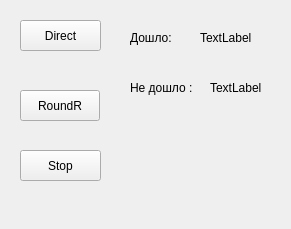
Above: widget.ui from hydronautics-team/Beacon before the change. Below: the same form after it.
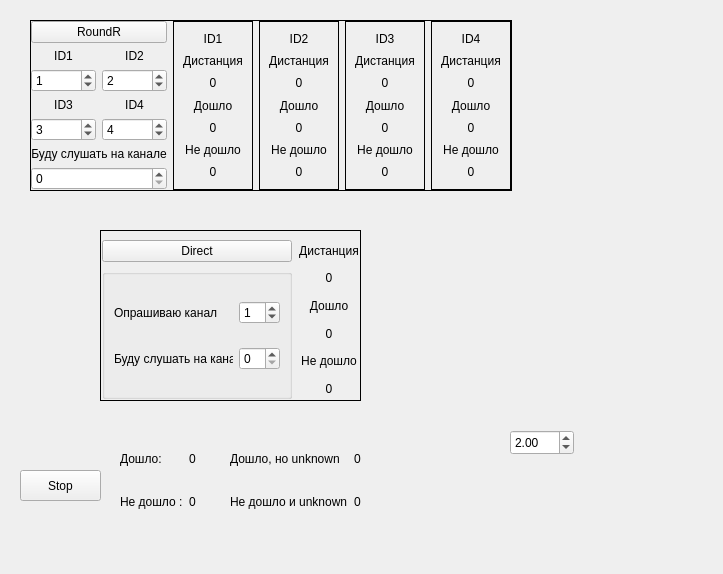
That is the form after the change.

```diff
--- a/widget.ui
+++ b/widget.ui
@@ -6,44 +6,18 @@
    <rect>
     <x>0</x>
     <y>0</y>
-    <width>291</width>
-    <height>229</height>
+    <width>723</width>
+    <height>574</height>
    </rect>
   </property>
   <property name="windowTitle">
    <string>Form</string>
   </property>
-  <widget class="QPushButton" name="btnDirect">
-   <property name="geometry">
-    <rect>
-     <x>20</x>
-     <y>20</y>
-     <width>81</width>
-     <height>31</height>
-    </rect>
-   </property>
-   <property name="text">
-    <string>Direct</string>
-   </property>
-  </widget>
-  <widget class="QPushButton" name="btnRoundR">
-   <property name="geometry">
-    <rect>
-     <x>20</x>
-     <y>90</y>
-     <width>80</width>
-     <height>31</height>
-    </rect>
-   </property>
-   <property name="text">
-    <string>RoundR</string>
-   </property>
-  </widget>
   <widget class="QPushButton" name="btnStop">
    <property name="geometry">
     <rect>
      <x>20</x>
-     <y>150</y>
+     <y>470</y>
      <width>81</width>
      <height>31</height>
     </rect>
@@ -52,56 +26,728 @@
     <string>Stop</string>
    </property>
   </widget>
-  <widget class="QLabel" name="label">
+  <widget class="QFrame" name="horizontalFrame">
    <property name="geometry">
     <rect>
-     <x>130</x>
-     <y>30</y>
-     <width>55</width>
-     <height>16</height>
+     <x>100</x>
+     <y>230</y>
+     <width>261</width>
+     <height>171</height>
     </rect>
    </property>
-   <property name="text">
-    <string>Дошло:</string>
+   <property name="frameShape">
+    <enum>QFrame::Box</enum>
    </property>
+   <layout class="QHBoxLayout" name="horizontalLayout">
+    <property name="spacing">
+     <number>7</number>
+    </property>
+    <property name="sizeConstraint">
+     <enum>QLayout::SetDefaultConstraint</enum>
+    </property>
+    <property name="leftMargin">
+     <number>1</number>
+    </property>
+    <property name="rightMargin">
+     <number>1</number>
+    </property>
+    <property name="bottomMargin">
+     <number>1</number>
+    </property>
+    <item>
+     <layout class="QVBoxLayout" name="verticalLayout">
+      <item>
+       <widget class="QPushButton" name="btnDirect">
+        <property name="text">
+         <string>Direct</string>
+        </property>
+       </widget>
+      </item>
+      <item>
+       <widget class="QGroupBox" name="gridGroupBox">
+        <layout class="QGridLayout" name="gridLayout">
+         <item row="0" column="0">
+          <widget class="QLabel" name="examineChannel">
+           <property name="frameShape">
+            <enum>QFrame::NoFrame</enum>
+           </property>
+           <property name="frameShadow">
+            <enum>QFrame::Raised</enum>
+           </property>
+           <property name="text">
+            <string>Опрашиваю канал</string>
+           </property>
+          </widget>
+         </item>
+         <item row="1" column="0">
+          <widget class="QLabel" name="waitChennel">
+           <property name="frameShape">
+            <enum>QFrame::NoFrame</enum>
+           </property>
+           <property name="frameShadow">
+            <enum>QFrame::Raised</enum>
+           </property>
+           <property name="text">
+            <string>Буду слушать на канале</string>
+           </property>
+          </widget>
+         </item>
+         <item row="0" column="1">
+          <widget class="QSpinBox" name="spinBoxexamineChannel">
+           <property name="value">
+            <number>1</number>
+           </property>
+          </widget>
+         </item>
+         <item row="1" column="1">
+          <widget class="QSpinBox" name="spinBoxwaitChennel"/>
+         </item>
+        </layout>
+       </widget>
+      </item>
+     </layout>
+    </item>
+    <item>
+     <layout class="QVBoxLayout" name="verticalLayout_3">
+      <item>
+       <widget class="QLabel" name="label_8">
+        <property name="frameShape">
+         <enum>QFrame::NoFrame</enum>
+        </property>
+        <property name="frameShadow">
+         <enum>QFrame::Raised</enum>
+        </property>
+        <property name="text">
+         <string>Дистанция</string>
+        </property>
+        <property name="alignment">
+         <set>Qt::AlignCenter</set>
+        </property>
+       </widget>
+      </item>
+      <item>
+       <widget class="QLabel" name="distanceDirect">
+        <property name="frameShape">
+         <enum>QFrame::NoFrame</enum>
+        </property>
+        <property name="frameShadow">
+         <enum>QFrame::Raised</enum>
+        </property>
+        <property name="text">
+         <string>0</string>
+        </property>
+        <property name="alignment">
+         <set>Qt::AlignCenter</set>
+        </property>
+       </widget>
+      </item>
+      <item>
+       <widget class="QLabel" name="label_10">
+        <property name="frameShape">
+         <enum>QFrame::NoFrame</enum>
+        </property>
+        <property name="frameShadow">
+         <enum>QFrame::Raised</enum>
+        </property>
+        <property name="text">
+         <string>Дошло</string>
+        </property>
+        <property name="alignment">
+         <set>Qt::AlignCenter</set>
+        </property>
+       </widget>
+      </item>
+      <item>
+       <widget class="QLabel" name="goodDirect">
+        <property name="frameShape">
+         <enum>QFrame::NoFrame</enum>
+        </property>
+        <property name="frameShadow">
+         <enum>QFrame::Raised</enum>
+        </property>
+        <property name="text">
+         <string>0</string>
+        </property>
+        <property name="alignment">
+         <set>Qt::AlignCenter</set>
+        </property>
+       </widget>
+      </item>
+      <item>
+       <widget class="QLabel" name="label_12">
+        <property name="frameShape">
+         <enum>QFrame::NoFrame</enum>
+        </property>
+        <property name="frameShadow">
+         <enum>QFrame::Raised</enum>
+        </property>
+        <property name="text">
+         <string>Не дошло</string>
+        </property>
+        <property name="alignment">
+         <set>Qt::AlignCenter</set>
+        </property>
+       </widget>
+      </item>
+      <item>
+       <widget class="QLabel" name="bedDirect">
+        <property name="frameShape">
+         <enum>QFrame::NoFrame</enum>
+        </property>
+        <property name="frameShadow">
+         <enum>QFrame::Raised</enum>
+        </property>
+        <property name="text">
+         <string>0</string>
+        </property>
+        <property name="alignment">
+         <set>Qt::AlignCenter</set>
+        </property>
+       </widget>
+      </item>
+     </layout>
+    </item>
+   </layout>
   </widget>
-  <widget class="QLabel" name="label_2">
+  <widget class="QFrame" name="horizontalFrame">
+   <property name="enabled">
+    <bool>true</bool>
+   </property>
    <property name="geometry">
     <rect>
-     <x>130</x>
-     <y>80</y>
-     <width>71</width>
-     <height>16</height>
+     <x>30</x>
+     <y>20</y>
+     <width>391</width>
+     <height>201</height>
     </rect>
    </property>
-   <property name="text">
-    <string>Не дошло :</string>
+   <property name="frameShape">
+    <enum>QFrame::Box</enum>
    </property>
+   <layout class="QHBoxLayout" name="horizontalLayout_2">
+    <property name="sizeConstraint">
+     <enum>QLayout::SetFixedSize</enum>
+    </property>
+    <property name="leftMargin">
+     <number>0</number>
+    </property>
+    <property name="topMargin">
+     <number>0</number>
+    </property>
+    <property name="rightMargin">
+     <number>0</number>
+    </property>
+    <property name="bottomMargin">
+     <number>0</number>
+    </property>
+    <item>
+     <layout class="QVBoxLayout" name="verticalLayout_2">
+      <item>
+       <widget class="QPushButton" name="btnRoundR">
+        <property name="text">
+         <string>RoundR</string>
+        </property>
+       </widget>
+      </item>
+      <item>
+       <layout class="QGridLayout" name="gridLayout_2">
+        <item row="2" column="1">
+         <widget class="QLabel" name="label_7">
+          <property name="text">
+           <string>ID4</string>
+          </property>
+          <property name="alignment">
+           <set>Qt::AlignCenter</set>
+          </property>
+         </widget>
+        </item>
+        <item row="1" column="0">
+         <widget class="QSpinBox" name="spinBoxTxCh1">
+          <property name="value">
+           <number>1</number>
+          </property>
+         </widget>
+        </item>
+        <item row="2" column="0">
+         <widget class="QLabel" name="label_6">
+          <property name="text">
+           <string>ID3</string>
+          </property>
+          <property name="alignment">
+           <set>Qt::AlignCenter</set>
+          </property>
+         </widget>
+        </item>
+        <item row="0" column="0">
+         <widget class="QLabel" name="label_3">
+          <property name="text">
+           <string>ID1</string>
+          </property>
+          <property name="alignment">
+           <set>Qt::AlignCenter</set>
+          </property>
+         </widget>
+        </item>
+        <item row="3" column="0">
+         <widget class="QSpinBox" name="spinBoxTxCh3">
+          <property name="value">
+           <number>3</number>
+          </property>
+         </widget>
+        </item>
+        <item row="0" column="1">
+         <widget class="QLabel" name="label_4">
+          <property name="text">
+           <string>ID2</string>
+          </property>
+          <property name="alignment">
+           <set>Qt::AlignCenter</set>
+          </property>
+         </widget>
+        </item>
+        <item row="1" column="1">
+         <widget class="QSpinBox" name="spinBoxTxCh2">
+          <property name="value">
+           <number>2</number>
+          </property>
+         </widget>
+        </item>
+        <item row="3" column="1">
+         <widget class="QSpinBox" name="spinBoxTxCh4">
+          <property name="value">
+           <number>4</number>
+          </property>
+         </widget>
+        </item>
+       </layout>
+      </item>
+      <item>
+       <widget class="QLabel" name="label_5">
+        <property name="contextMenuPolicy">
+         <enum>Qt::DefaultContextMenu</enum>
+        </property>
+        <property name="layoutDirection">
+         <enum>Qt::LeftToRight</enum>
+        </property>
+        <property name="frameShape">
+         <enum>QFrame::NoFrame</enum>
+        </property>
+        <property name="text">
+         <string>Буду слушать на канале</string>
+        </property>
+        <property name="alignment">
+         <set>Qt::AlignCenter</set>
+        </property>
+       </widget>
+      </item>
+      <item>
+       <widget class="QSpinBox" name="spinBoxRxCh"/>
+      </item>
+     </layout>
+    </item>
+    <item>
+     <widget class="QFrame" name="verticalFrame_4">
+      <property name="frameShape">
+       <enum>QFrame::Box</enum>
+      </property>
+      <layout class="QVBoxLayout" name="verticalLayout_4">
+       <item>
+        <widget class="QLabel" name="label_13">
+         <property name="text">
+          <string>ID1</string>
+         </property>
+         <property name="alignment">
+          <set>Qt::AlignCenter</set>
+         </property>
+        </widget>
+       </item>
+       <item>
+        <widget class="QLabel" name="label_14">
+         <property name="text">
+          <string>Дистанция</string>
+         </property>
+         <property name="alignment">
+          <set>Qt::AlignCenter</set>
+         </property>
+        </widget>
+       </item>
+       <item>
+        <widget class="QLabel" name="distanceRoundID1">
+         <property name="text">
+          <string>0</string>
+         </property>
+         <property name="alignment">
+          <set>Qt::AlignCenter</set>
+         </property>
+        </widget>
+       </item>
+       <item>
+        <widget class="QLabel" name="label_16">
+         <property name="text">
+          <string>Дошло</string>
+         </property>
+         <property name="alignment">
+          <set>Qt::AlignCenter</set>
+         </property>
+        </widget>
+       </item>
+       <item>
+        <widget class="QLabel" name="goodRoundID1">
+         <property name="text">
+          <string>0</string>
+         </property>
+         <property name="alignment">
+          <set>Qt::AlignCenter</set>
+         </property>
+        </widget>
+       </item>
+       <item>
+        <widget class="QLabel" name="label_18">
+         <property name="text">
+          <string>Не дошло</string>
+         </property>
+         <property name="alignment">
+          <set>Qt::AlignCenter</set>
+         </property>
+        </widget>
+       </item>
+       <item>
+        <widget class="QLabel" name="bedRoundID1">
+         <property name="text">
+          <string>0</string>
+         </property>
+         <property name="alignment">
+          <set>Qt::AlignCenter</set>
+         </property>
+        </widget>
+       </item>
+      </layout>
+     </widget>
+    </item>
+    <item>
+     <widget class="QFrame" name="verticalFrame_5">
+      <property name="frameShape">
+       <enum>QFrame::Box</enum>
+      </property>
+      <layout class="QVBoxLayout" name="verticalLayout_5">
+       <item>
+        <widget class="QLabel" name="label_9">
+         <property name="text">
+          <string>ID2</string>
+         </property>
+         <property name="alignment">
+          <set>Qt::AlignCenter</set>
+         </property>
+        </widget>
+       </item>
+       <item>
+        <widget class="QLabel" name="label_11">
+         <property name="text">
+          <string>Дистанция</string>
+         </property>
+         <property name="alignment">
+          <set>Qt::AlignCenter</set>
+         </property>
+        </widget>
+       </item>
+       <item>
+        <widget class="QLabel" name="distanceRoundID2">
+         <property name="text">
+          <string>0</string>
+         </property>
+         <property name="alignment">
+          <set>Qt::AlignCenter</set>
+         </property>
+        </widget>
+       </item>
+       <item>
+        <widget class="QLabel" name="label_21">
+         <property name="text">
+          <string>Дошло</string>
+         </property>
+         <property name="alignment">
+          <set>Qt::AlignCenter</set>
+         </property>
+        </widget>
+       </item>
+       <item>
+        <widget class="QLabel" name="goodRoundID2">
+         <property name="text">
+          <string>0</string>
+         </property>
+         <property name="alignment">
+          <set>Qt::AlignCenter</set>
+         </property>
+        </widget>
+       </item>
+       <item>
+        <widget class="QLabel" name="label_23">
+         <property name="text">
+          <string>Не дошло</string>
+         </property>
+         <property name="alignment">
+          <set>Qt::AlignCenter</set>
+         </property>
+        </widget>
+       </item>
+       <item>
+        <widget class="QLabel" name="bedRoundID2">
+         <property name="text">
+          <string>0</string>
+         </property>
+         <property name="alignment">
+          <set>Qt::AlignCenter</set>
+         </property>
+        </widget>
+       </item>
+      </layout>
+     </widget>
+    </item>
+    <item>
+     <widget class="QFrame" name="verticalFrame_6">
+      <property name="frameShape">
+       <enum>QFrame::Box</enum>
+      </property>
+      <layout class="QVBoxLayout" name="verticalLayout_6">
+       <item>
+        <widget class="QLabel" name="label_25">
+         <property name="text">
+          <string>ID3</string>
+         </property>
+         <property name="alignment">
+          <set>Qt::AlignCenter</set>
+         </property>
+        </widget>
+       </item>
+       <item>
+        <widget class="QLabel" name="label_26">
+         <property name="text">
+          <string>Дистанция</string>
+         </property>
+         <property name="alignment">
+          <set>Qt::AlignCenter</set>
+         </property>
+        </widget>
+       </item>
+       <item>
+        <widget class="QLabel" name="distanceRoundID3">
+         <property name="text">
+          <string>0</string>
+         </property>
+         <property name="alignment">
+          <set>Qt::AlignCenter</set>
+         </property>
+        </widget>
+       </item>
+       <item>
+        <widget class="QLabel" name="label_28">
+         <property name="text">
+          <string>Дошло</string>
+         </property>
+         <property name="alignment">
+          <set>Qt::AlignCenter</set>
+         </property>
+        </widget>
+       </item>
+       <item>
+        <widget class="QLabel" name="goodRoundID3">
+         <property name="text">
+          <string>0</string>
+         </property>
+         <property name="alignment">
+          <set>Qt::AlignCenter</set>
+         </property>
+        </widget>
+       </item>
+       <item>
+        <widget class="QLabel" name="label_38">
+         <property name="text">
+          <string>Не дошло</string>
+         </property>
+         <property name="alignment">
+          <set>Qt::AlignCenter</set>
+         </property>
+        </widget>
+       </item>
+       <item>
+        <widget class="QLabel" name="bedRoundID3">
+         <property name="text">
+          <string>0</string>
+         </property>
+         <property name="alignment">
+          <set>Qt::AlignCenter</set>
+         </property>
+        </widget>
+       </item>
+      </layout>
+     </widget>
+    </item>
+    <item>
+     <widget class="QFrame" name="verticalFrame_7">
+      <property name="frameShape">
+       <enum>QFrame::Box</enum>
+      </property>
+      <layout class="QVBoxLayout" name="verticalLayout_7">
+       <item>
+        <widget class="QLabel" name="label_31">
+         <property name="text">
+          <string>ID4</string>
+         </property>
+         <property name="alignment">
+          <set>Qt::AlignCenter</set>
+         </property>
+        </widget>
+       </item>
+       <item>
+        <widget class="QLabel" name="label_32">
+         <property name="text">
+          <string>Дистанция</string>
+         </property>
+         <property name="alignment">
+          <set>Qt::AlignCenter</set>
+         </property>
+        </widget>
+       </item>
+       <item>
+        <widget class="QLabel" name="distanceRoundID4">
+         <property name="text">
+          <string>0</string>
+         </property>
+         <property name="alignment">
+          <set>Qt::AlignCenter</set>
+         </property>
+        </widget>
+       </item>
+       <item>
+        <widget class="QLabel" name="label_35">
+         <property name="text">
+          <string>Дошло</string>
+         </property>
+         <property name="alignment">
+          <set>Qt::AlignCenter</set>
+         </property>
+        </widget>
+       </item>
+       <item>
+        <widget class="QLabel" name="goodRoundID4">
+         <property name="text">
+          <string>0</string>
+         </property>
+         <property name="alignment">
+          <set>Qt::AlignCenter</set>
+         </property>
+        </widget>
+       </item>
+       <item>
+        <widget class="QLabel" name="label_37">
+         <property name="text">
+          <string>Не дошло</string>
+         </property>
+         <property name="alignment">
+          <set>Qt::AlignCenter</set>
+         </property>
+        </widget>
+       </item>
+       <item>
+        <widget class="QLabel" name="bedRoundID4">
+         <property name="text">
+          <string>0</string>
+         </property>
+         <property name="alignment">
+          <set>Qt::AlignCenter</set>
+         </property>
+        </widget>
+       </item>
+      </layout>
+     </widget>
+    </item>
+   </layout>
   </widget>
-  <widget class="QLabel" name="good">
+  <widget class="QWidget" name="gridLayoutWidget">
    <property name="geometry">
     <rect>
-     <x>200</x>
-     <y>30</y>
-     <width>55</width>
-     <height>16</height>
+     <x>120</x>
+     <y>440</y>
+     <width>268</width>
+     <height>80</height>
     </rect>
    </property>
-   <property name="text">
-    <string>TextLabel</string>
-   </property>
+   <layout class="QGridLayout" name="gridLayout_3">
+    <item row="0" column="1">
+     <widget class="QLabel" name="goodAll">
+      <property name="text">
+       <string>0</string>
+      </property>
+     </widget>
+    </item>
+    <item row="0" column="0">
+     <widget class="QLabel" name="label">
+      <property name="text">
+       <string>Дошло:</string>
+      </property>
+     </widget>
+    </item>
+    <item row="1" column="0">
+     <widget class="QLabel" name="label_2">
+      <property name="text">
+       <string>Не дошло :</string>
+      </property>
+     </widget>
+    </item>
+    <item row="1" column="2">
+     <widget class="QLabel" name="label_17">
+      <property name="text">
+       <string>Не дошло и unknown</string>
+      </property>
+     </widget>
+    </item>
+    <item row="1" column="1">
+     <widget class="QLabel" name="notGoodAll">
+      <property name="text">
+       <string>0</string>
+      </property>
+     </widget>
+    </item>
+    <item row="0" column="2">
+     <widget class="QLabel" name="label_15">
+      <property name="text">
+       <string>Дошло, но unknown</string>
+      </property>
+     </widget>
+    </item>
+    <item row="0" column="3">
+     <widget class="QLabel" name="goodUnknown">
+      <property name="text">
+       <string>0</string>
+      </property>
+     </widget>
+    </item>
+    <item row="1" column="3">
+     <widget class="QLabel" name="notGoodUnknown">
+      <property name="text">
+       <string>0</string>
+      </property>
+     </widget>
+    </item>
+   </layout>
   </widget>
-  <widget class="QLabel" name="notGood">
+  <widget class="QDoubleSpinBox" name="doubleSpinBoxTime">
    <property name="geometry">
     <rect>
-     <x>210</x>
-     <y>80</y>
-     <width>55</width>
-     <height>16</height>
+     <x>510</x>
+     <y>430</y>
+     <width>64</width>
+     <height>25</height>
     </rect>
    </property>
-   <property name="text">
-    <string>TextLabel</string>
+   <property name="maximum">
+    <double>100.000000000000000</double>
+   </property>
+   <property name="singleStep">
+    <double>0.010000000000000</double>
+   </property>
+   <property name="value">
+    <double>2.000000000000000</double>
    </property>
   </widget>
  </widget>
```
